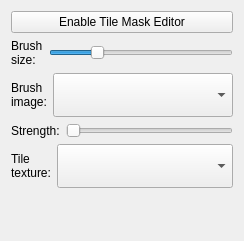
Above: Tools/ResourceEditor/DataQt/tilemaskEditorProperties.ui from xaoctech/dava.engine before the change. Below: the same form after it.
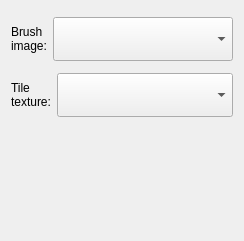
That is the form after the change. Custom widgets are drawn as their Qt base class.

What changed in the file:
```diff
--- a/Tools/ResourceEditor/DataQt/tilemaskEditorProperties.ui
+++ b/Tools/ResourceEditor/DataQt/tilemaskEditorProperties.ui
@@ -15,56 +15,7 @@
   </property>
   <layout class="QVBoxLayout" name="verticalLayout">
    <item>
-    <widget class="QPushButton" name="buttonEnableTilemaskEditor">
-     <property name="text">
-      <string>Enable Tile Mask Editor</string>
-     </property>
-    </widget>
-   </item>
-   <item>
-    <widget class="QFrame" name="horizontalFrame">
-     <layout class="QHBoxLayout" name="horizontalLayout">
-      <property name="margin">
-       <number>0</number>
-      </property>
-      <item>
-       <widget class="QLabel" name="label">
-        <property name="sizePolicy">
-         <sizepolicy hsizetype="Maximum" vsizetype="Preferred">
-          <horstretch>0</horstretch>
-          <verstretch>0</verstretch>
-         </sizepolicy>
-        </property>
-        <property name="text">
-         <string>Brush
-size:</string>
-        </property>
-       </widget>
-      </item>
-      <item>
-       <widget class="QSlider" name="sliderBrushSize">
-        <property name="minimum">
-         <number>30</number>
-        </property>
-        <property name="maximum">
-         <number>400</number>
-        </property>
-        <property name="singleStep">
-         <number>10</number>
-        </property>
-        <property name="pageStep">
-         <number>100</number>
-        </property>
-        <property name="sliderPosition">
-         <number>120</number>
-        </property>
-        <property name="orientation">
-         <enum>Qt::Horizontal</enum>
-        </property>
-       </widget>
-      </item>
-     </layout>
-    </widget>
+    <widget class="SliderWidget" name="sliderWidgetBrushSize" native="true"/>
    </item>
    <item>
     <widget class="QFrame" name="horizontalFrame_2">
@@ -100,45 +51,7 @@
     </widget>
    </item>
    <item>
-    <widget class="QFrame" name="horizontalFrame_3">
-     <layout class="QHBoxLayout" name="horizontalLayout_3">
-      <property name="margin">
-       <number>0</number>
-      </property>
-      <item>
-       <widget class="QLabel" name="label_3">
-        <property name="sizePolicy">
-         <sizepolicy hsizetype="Maximum" vsizetype="Preferred">
-          <horstretch>0</horstretch>
-          <verstretch>0</verstretch>
-         </sizepolicy>
-        </property>
-        <property name="text">
-         <string>Strength:</string>
-        </property>
-       </widget>
-      </item>
-      <item>
-       <widget class="QSlider" name="sliderStrength">
-        <property name="minimum">
-         <number>0</number>
-        </property>
-        <property name="maximum">
-         <number>60</number>
-        </property>
-        <property name="orientation">
-         <enum>Qt::Horizontal</enum>
-        </property>
-        <property name="tickPosition">
-         <enum>QSlider::NoTicks</enum>
-        </property>
-        <property name="tickInterval">
-         <number>30</number>
-        </property>
-       </widget>
-      </item>
-     </layout>
-    </widget>
+    <widget class="SliderWidget" name="sliderWidgetStrength" native="true"/>
    </item>
    <item>
     <widget class="QFrame" name="horizontalFrame_4">
@@ -188,6 +101,14 @@
    </item>
   </layout>
  </widget>
+ <customwidgets>
+  <customwidget>
+   <class>SliderWidget</class>
+   <extends>QWidget</extends>
+   <header>SliderWidget/SliderWidget.h</header>
+   <container>1</container>
+  </customwidget>
+ </customwidgets>
  <resources/>
  <connections/>
 </ui>
```
